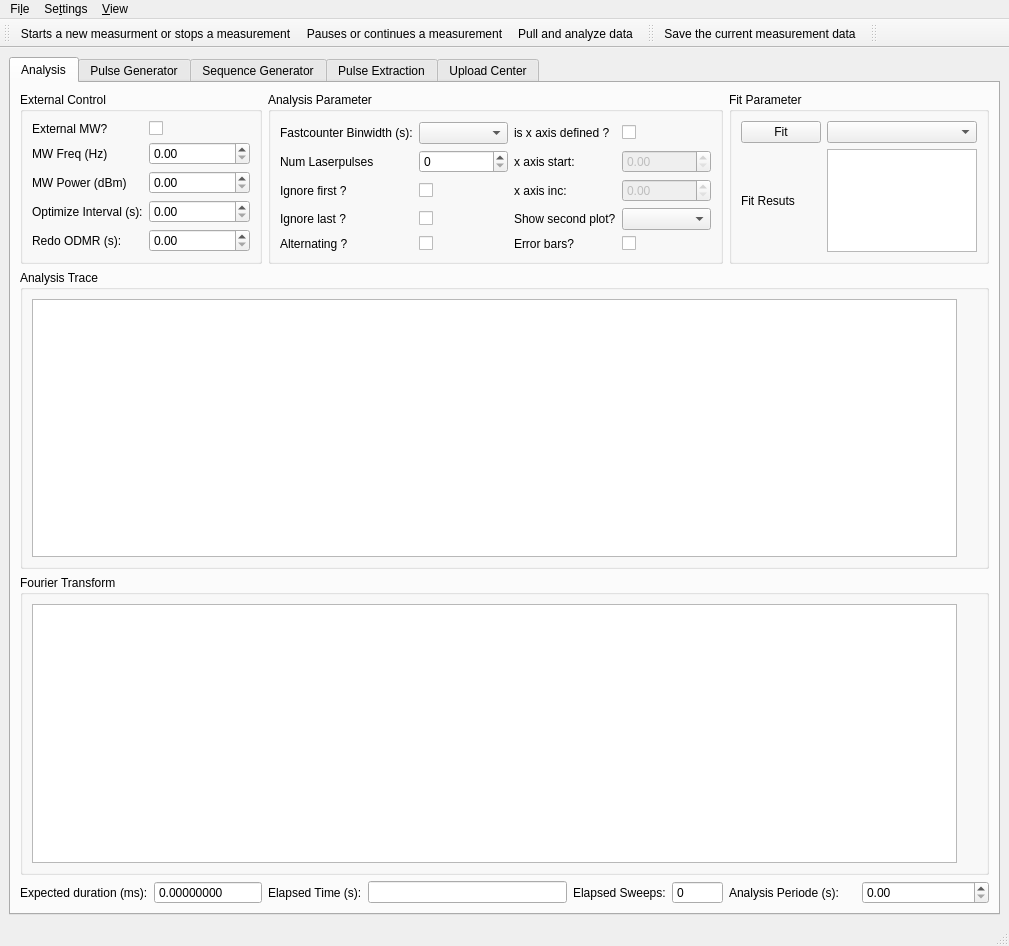
Qt form gui/pulsed/ui_pulsed_maingui.ui (Ulm-IQO/qudi) before a commit.
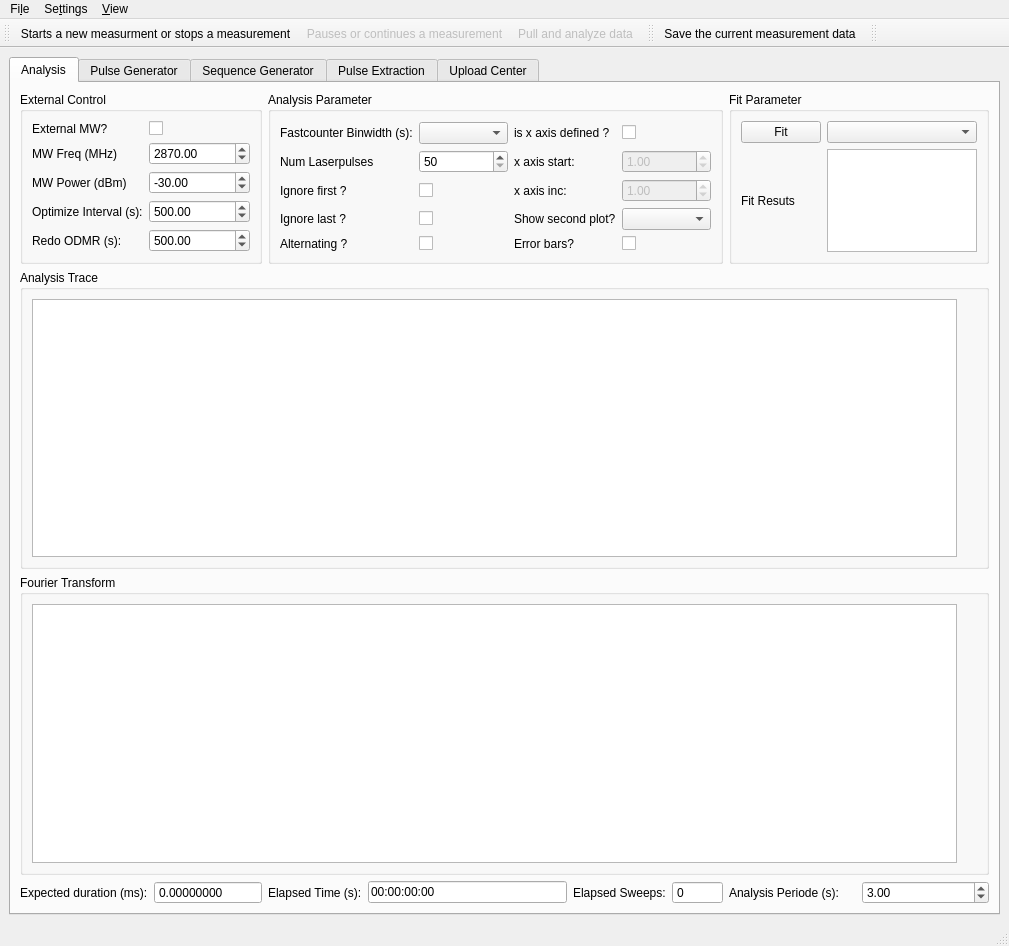
The same form after that commit. Icons and pictures are not drawn. Custom widgets are drawn as their Qt base class.

Commit message: more changes, mainly docstrings and moving functions to the logic which belong there

Diff of the .ui file:
```diff
--- a/gui/pulsed/ui_pulsed_maingui.ui
+++ b/gui/pulsed/ui_pulsed_maingui.ui
@@ -43,6 +43,9 @@
               <property name="maximum">
                <double>999999999.000000000000000</double>
               </property>
+              <property name="value">
+               <double>3.000000000000000</double>
+              </property>
              </widget>
             </item>
             <item row="2" column="0" colspan="8">
@@ -124,6 +127,9 @@
                    <property name="maximum">
                     <double>20000.000000000000000</double>
                    </property>
+                   <property name="value">
+                    <double>500.000000000000000</double>
+                   </property>
                   </widget>
                  </item>
                  <item row="4" column="1">
@@ -131,10 +137,23 @@
                    <property name="maximum">
                     <double>20000.000000000000000</double>
                    </property>
+                   <property name="value">
+                    <double>500.000000000000000</double>
+                   </property>
                   </widget>
                  </item>
                  <item row="2" column="1">
-                  <widget class="QDoubleSpinBox" name="ext_control_mw_power_DoubleSpinBox"/>
+                  <widget class="QDoubleSpinBox" name="ext_control_mw_power_DoubleSpinBox">
+                   <property name="minimum">
+                    <double>-999999.000000000000000</double>
+                   </property>
+                   <property name="maximum">
+                    <double>999999.000000000000000</double>
+                   </property>
+                   <property name="value">
+                    <double>-30.000000000000000</double>
+                   </property>
+                  </widget>
                  </item>
                  <item row="2" column="0">
                   <widget class="QLabel" name="ext_control_mw_power_Label">
@@ -153,7 +172,7 @@
                  <item row="1" column="0">
                   <widget class="QLabel" name="ext_control_mw_freq_Label">
                    <property name="text">
-                    <string>MW Freq (Hz)</string>
+                    <string>MW Freq (MHz)</string>
                    </property>
                   </widget>
                  </item>
@@ -166,8 +185,14 @@
                  </item>
                  <item row="1" column="1">
                   <widget class="QDoubleSpinBox" name="ext_control_mw_freq_DoubleSpinBox">
+                   <property name="enabled">
+                    <bool>true</bool>
+                   </property>
                    <property name="maximum">
-                    <double>500000000.000000000000000</double>
+                    <double>2100000044.000000000000000</double>
+                   </property>
+                   <property name="value">
+                    <double>2870.000000000000000</double>
                    </property>
                   </widget>
                  </item>
@@ -242,6 +267,9 @@
                  </item>
                  <item row="1" column="1">
                   <widget class="QSpinBox" name="ana_param_num_laser_pulse_SpinBox">
+                   <property name="minimum">
+                    <number>50</number>
+                   </property>
                    <property name="maximum">
                     <number>10000000</number>
                    </property>
@@ -314,6 +342,9 @@
                    <property name="maximum">
                     <double>999999999.000000000000000</double>
                    </property>
+                   <property name="value">
+                    <double>1.000000000000000</double>
+                   </property>
                   </widget>
                  </item>
                  <item row="4" column="0">
@@ -358,6 +389,9 @@
                    <property name="maximum">
                     <double>999999999.000000000000000</double>
                    </property>
+                   <property name="value">
+                    <double>1.000000000000000</double>
+                   </property>
                   </widget>
                  </item>
                  <item row="4" column="2">
@@ -451,7 +485,11 @@
              </widget>
             </item>
             <item row="4" column="3">
-             <widget class="QLineEdit" name="time_param_elapsed_time_LineEdit"/>
+             <widget class="QLineEdit" name="time_param_elapsed_time_LineEdit">
+              <property name="text">
+               <string>00:00:00:00</string>
+              </property>
+             </widget>
             </item>
            </layout>
           </item>
@@ -2032,6 +2070,9 @@
    <property name="checkable">
     <bool>true</bool>
    </property>
+   <property name="enabled">
+    <bool>false</bool>
+   </property>
    <property name="icon">
     <iconset>
      <normaloff>../../artwork/icons/qudiTheme/22x22/scan_xy_resume.png</normaloff>
@@ -2054,6 +2095,9 @@
    </property>
   </action>
   <action name="action_pull_data">
+   <property name="enabled">
+    <bool>false</bool>
+   </property>
    <property name="icon">
     <iconset>
      <normaloff>../../artwork/icons/qudiTheme/22x22/view-refresh.png</normaloff>../../artwork/icons/qudiTheme/22x22/view-refresh.png</iconset>
```
Left out of the diff: 2 changed lines with no effect on the pictures. The commit also changes 1 other file.
